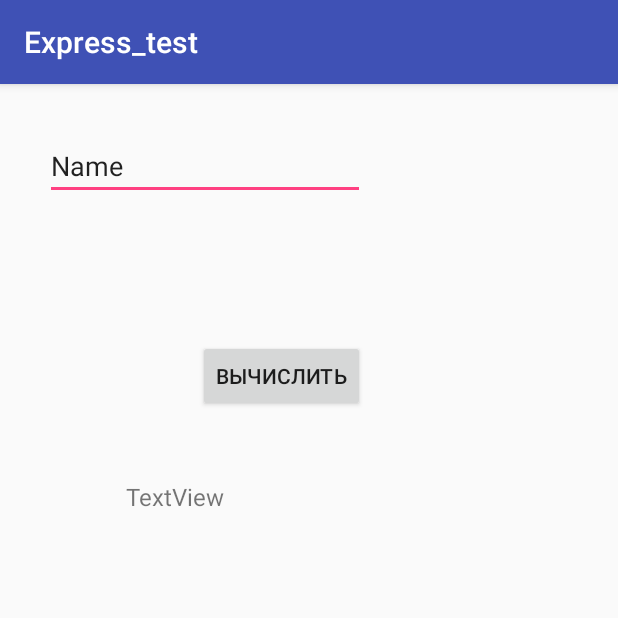
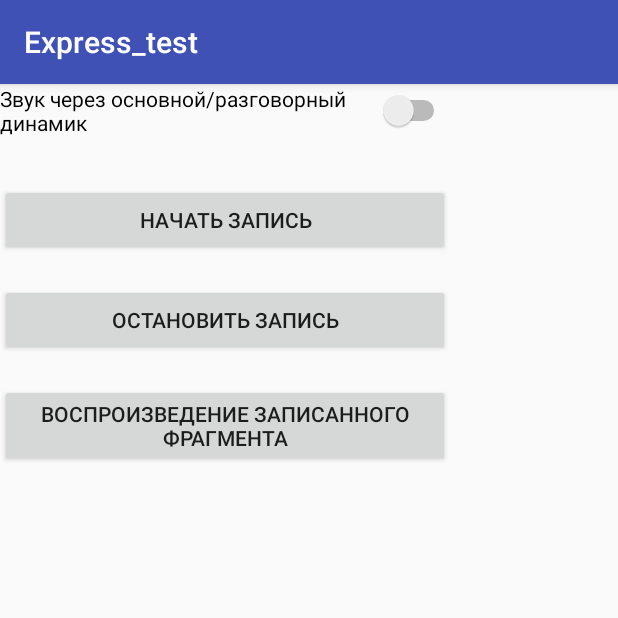
Before and after one commit to teemiik/Express_test, an Android app: the screen it shows after launch (CPUActivity before the commit, SoundActivity after it), after a tap on "ЭКСПРЕСС-ТЕСТ", on a phone screen of 412 x 824 dp, the top half of it. Run offline under Robolectric (Android 15) with nearby library versions, the phone set to English and light mode, and no system bars.

Commit message:
Датчики, звук. Обновлён Gradle. В Manifest добавлены новые разрешения и убраны дубликаты.

```diff
--- a/app/build.gradle
+++ b/app/build.gradle
@@ -27,6 +27,7 @@ dependencies {
     compile 'com.android.support:appcompat-v7:25.1.1'
     compile 'com.android.support:support-v4:25.1.1'
     compile 'com.android.support:design:25.1.1'
+    compile 'com.google.android.gms:play-services-appindexing:8.4.0'
+    compile 'com.android.support.constraint:constraint-layout:+'
     testCompile 'junit:junit:4.12'
-    compile 'com.google.android.gms:play-services-appindexing:8.4.0'
 }
--- a/app/src/main/AndroidManifest.xml
+++ b/app/src/main/AndroidManifest.xml
@@ -8,12 +8,12 @@
     <uses-permission android:name="android.permission.UPDATE_DEVICE_STATS" />
     <uses-permission android:name="android.permission.BLUETOOTH" />
     <uses-permission android:name="android.permission.BLUETOOTH_ADMIN" />
-    <uses-permission android:name="android.permission.ACCESS_FINE_LOCATION" />
     <uses-permission android:name="android.permission.ACCESS_COARSE_LOCATION" />
     <uses-permission android:name="android.permission.ACCESS_FINE_LOCATION" />
     <uses-permission android:name="android.permission.READ_PHONE_STATE" />
     <uses-permission android:name="android.permission.WRITE_EXTERNAL_STORAGE" />
     <uses-permission android:name="android.permission.READ_EXTERNAL_STORAGE" />
+    <uses-permission android:name="android.permission.RECORD_AUDIO" />
 
     <application
         android:allowBackup="true"
@@ -49,7 +49,8 @@
         <activity android:name=".InterfaceWBG" />
         <activity android:name=".SensorATB" />
         <activity android:name=".ReportActivity" />
-        <activity android:name=".CPUActivity"></activity>
+        <activity android:name=".CPUActivity" />
+        <activity android:name=".SoundActivity"></activity>
     </application>
 
 </manifest>
--- a/app/src/main/java/com/example/tanat/express_test/GeneralActivity.java
+++ b/app/src/main/java/com/example/tanat/express_test/GeneralActivity.java
@@ -35,7 +35,7 @@ public class GeneralActivity extends AppCompatActivity implements View.OnClickLi
     @Override
     public void onClick(View v) {
         if (v.getId() == R.id.vibor_express) {
-            Intent intent = new Intent(this, CPUActivity.class);
+            Intent intent = new Intent(this, SoundActivity.class);
             startActivity(intent);
         }
         else if (v.getId() == R.id.b_report) {
--- /dev/null
+++ b/app/src/main/res/layout/activity_sound.xml
@@ -0,0 +1,57 @@
+<?xml version="1.0" encoding="utf-8"?>
+<android.support.constraint.ConstraintLayout xmlns:android="http://schemas.android.com/apk/res/android"
+    xmlns:app="http://schemas.android.com/apk/res-auto"
+    xmlns:tools="http://schemas.android.com/tools"
+    android:layout_width="match_parent"
+    android:layout_height="match_parent"
+    tools:context="com.example.tanat.express_test.SoundActivity">
+
+
+    <FrameLayout
+        android:layout_width="368dp"
+        android:layout_height="495dp"
+        tools:layout_editor_absoluteX="8dp"
+        tools:layout_editor_absoluteY="8dp">
+
+        <Button
+            android:id="@+id/button"
+            android:layout_width="300dp"
+            android:layout_height="wrap_content"
+            android:layout_marginTop="100px"
+            android:onClick="start"
+            android:text="Начать запись"
+            tools:layout_editor_absoluteX="42dp"
+            tools:layout_editor_absoluteY="16dp" />
+
+        <Button
+            android:id="@+id/button2"
+            android:layout_width="300dp"
+            android:layout_height="wrap_content"
+            android:layout_marginTop="200px"
+            android:onClick="stop"
+            android:text="Остановить запись"
+            tools:layout_editor_absoluteX="42dp"
+            tools:layout_editor_absoluteY="64dp" />
+
+        <Button
+            android:id="@+id/button3"
+            android:layout_width="300dp"
+            android:layout_height="wrap_content"
+            android:layout_marginTop="300px"
+            android:onClick="play"
+            android:text="Воспроизведение записанного фрагмента"
+            tools:layout_editor_absoluteX="42dp"
+            tools:layout_editor_absoluteY="259dp" />
+
+        <Switch
+            android:id="@+id/soundswitch"
+            android:layout_width="300dp"
+            android:layout_height="wrap_content"
+            android:checked="false"
+            android:text="Звук через основной/разговорный динамик"
+            tools:checked="false" />
+
+    </FrameLayout>
+
+
+</android.support.constraint.ConstraintLayout>
--- /dev/null
+++ b/app/src/main/res/values/ids.xml
@@ -0,0 +1,4 @@
+<?xml version="1.0" encoding="utf-8"?>
+<resources>
+    <item name="tvMobileDbm" type="id">1</item>
+</resources>
--- a/app/src/main/res/values/strings.xml
+++ b/app/src/main/res/values/strings.xml
@@ -26,4 +26,6 @@
     <string name="no_sensor">Данный сенсор отсутствует</string>
     <string name="b_cpu">Вычислить</string>
 
+    <string name="title_activity_sound">SoundActivity</string>
+
 </resources>
```
Also changed, not shown: app/src/main/java/com/example/tanat/express_test/InterfaceWBG.java (+55 -26 lines), app/src/main/java/com/example/tanat/express_test/SensorATB.java (+74 -1 lines), app/src/main/java/com/example/tanat/express_test/SoundActivity.java (added, +198 -0 lines), app/src/main/res/layout/activity_interface_wbg.xml (+9 -0 lines), app/src/main/res/layout/activity_sensor_atb.xml (+94 -1 lines).
